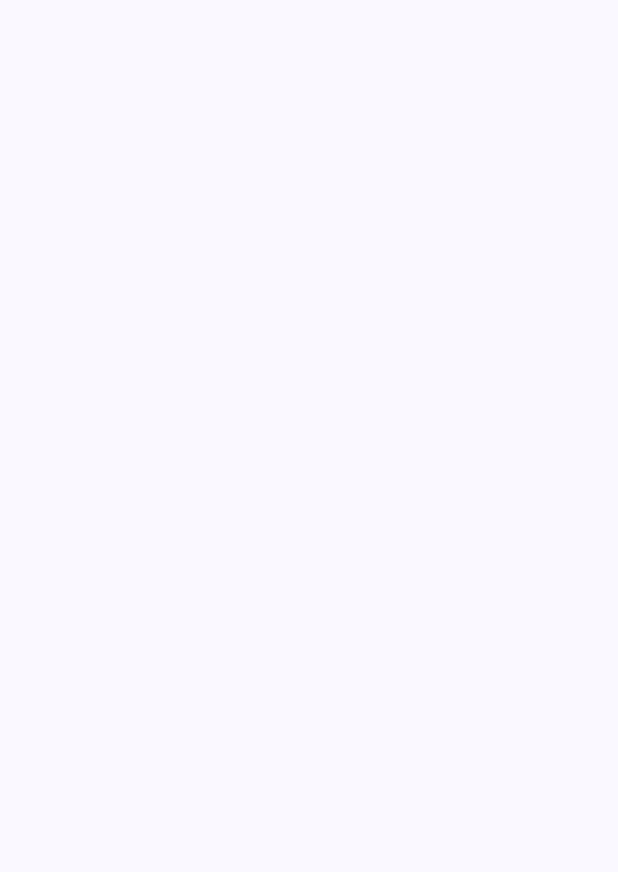
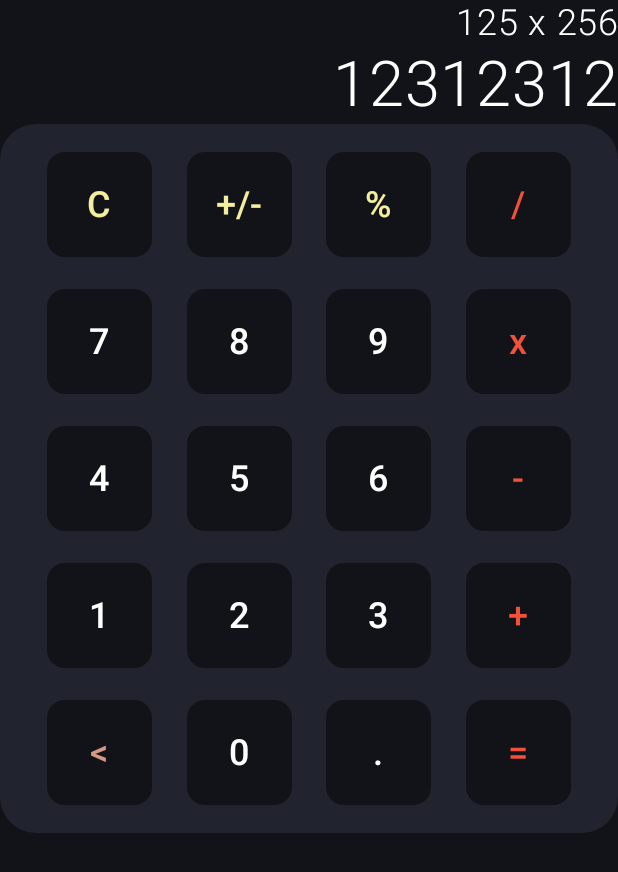
Before and after one commit to DiegoRodriguez3D/Calculadora, an Android app built with Jetpack Compose: the screen it shows after launch (MainActivity), on a phone screen of 412 x 824 dp. Before the commit the part shown is empty. Shown: the top 872 px of the screen. Run offline under Robolectric (Android 15) with nearby library versions, the phone set to English and light mode, and no system bars.

Commit message:
Creacion grid de botones y resultado

```diff
--- a/app/src/main/java/com/diegorb/calculadora/screens/calculadora/components/BotonCalculadora.kt
+++ b/app/src/main/java/com/diegorb/calculadora/screens/calculadora/components/BotonCalculadora.kt
@@ -1,14 +1,13 @@
 package com.diegorb.calculadora
 
-import androidx.compose.foundation.clickable
-import androidx.compose.foundation.layout.Box
+import androidx.compose.foundation.BorderStroke
+import androidx.compose.foundation.layout.PaddingValues
+import androidx.compose.foundation.layout.padding
+import androidx.compose.foundation.layout.size
 import androidx.compose.foundation.shape.RoundedCornerShape
-import androidx.compose.material3.Icon
-import androidx.compose.material3.Text
+import androidx.compose.material3.*
 import androidx.compose.runtime.Composable
-import androidx.compose.ui.Alignment
 import androidx.compose.ui.Modifier
-import androidx.compose.ui.draw.clip
 import androidx.compose.ui.graphics.Color
 import androidx.compose.ui.graphics.vector.ImageVector
 import androidx.compose.ui.unit.dp
@@ -18,24 +17,24 @@ import androidx.compose.ui.unit.sp
 fun BotonCalculadora(
     symbol: String,
     modifier: Modifier,
-    color: Color = Color.White,
+    color: Color = MaterialTheme.colorScheme.onPrimary,
     icon: ImageVector? = null,
-    roundness: Int = 5,
+    roundness: Int = 8,
     onClick: () -> Unit
+) {
+    OutlinedButton(
+        onClick = onClick,
+        shape = RoundedCornerShape(roundness.dp),
+        border = BorderStroke(1.dp, Color.Transparent),
+        contentPadding = PaddingValues(18.dp),
+        colors = ButtonDefaults.buttonColors(MaterialTheme.colorScheme.background),
+        modifier = modifier.padding(5.dp).size(70.dp)
+    ) {
+        if (icon != null) {
+            Icon(imageVector = icon, contentDescription = null, tint = color)
+        } else {
+            Text(text = symbol, fontSize = 24.sp, color = color)
+        }
 
-) {
-    Box(
-        modifier = Modifier
-            .clickable { onClick }
-            .clip(RoundedCornerShape(roundness.dp))
-            .then(modifier) //De esta forma el modifier que pasemos por parametro se aplica a continuación
-        ,
-        contentAlignment = Alignment.Center,
-    ){
-        if(icon != null){
-            Icon(imageVector = icon, contentDescription = null, tint = color)
-        }else{
-            Text(text = symbol, fontSize = 36.sp, color = color)
-        }
     }
 }
--- a/app/src/main/java/com/diegorb/calculadora/screens/calculadora/components/CalculadoraContent.kt
+++ b/app/src/main/java/com/diegorb/calculadora/screens/calculadora/components/CalculadoraContent.kt
@@ -1,12 +1,43 @@
 package com.diegorb.calculadora.screens.calculadora.components
 
+import androidx.compose.foundation.layout.*
+import androidx.compose.foundation.shape.RoundedCornerShape
+import androidx.compose.material3.*
 import androidx.compose.runtime.Composable
+import androidx.compose.ui.Alignment
 import androidx.compose.ui.Modifier
+import androidx.compose.ui.graphics.Color
+import androidx.compose.ui.text.font.FontWeight
+import androidx.compose.ui.text.style.TextAlign
+import androidx.compose.ui.unit.dp
+import androidx.compose.ui.unit.sp
 import com.diegorb.calculadora.screens.calculadora.CalculadoraState
+import com.diegorb.calculadora.ui.theme.FondoCardOscuro
 
+@OptIn(ExperimentalMaterial3Api::class)
 @Composable
-fun CalculadoraContent(state: CalculadoraState, modifier: Modifier = Modifier){
+fun CalculadoraContent(state: CalculadoraState, modifier: Modifier = Modifier) {
+
+    Box(contentAlignment = Alignment.BottomCenter) {
+        Column(
+            modifier = Modifier
+                .fillMaxWidth()
+                .align(Alignment.Center), verticalArrangement = Arrangement.Center
+        ) {
+            PantallaInput(state)
+            Card(
+                modifier = Modifier,
+                colors = CardDefaults.cardColors(FondoCardOscuro),
+                shape = RoundedCornerShape(24.dp)
+            ) {
+                GridBotones()
+            }
+        }
 
 
 
+
+    }
+
+
 }
--- /dev/null
+++ b/app/src/main/java/com/diegorb/calculadora/screens/calculadora/components/Controles.kt
@@ -0,0 +1,8 @@
+package com.diegorb.calculadora.screens.calculadora.components
+
+import androidx.compose.runtime.Composable
+
+@Composable
+fun Controles() {
+
+}
--- /dev/null
+++ b/app/src/main/java/com/diegorb/calculadora/screens/calculadora/components/GridBotones.kt
@@ -0,0 +1,98 @@
+package com.diegorb.calculadora.screens.calculadora.components
+
+import androidx.compose.foundation.layout.*
+import androidx.compose.runtime.Composable
+import androidx.compose.ui.Modifier
+import androidx.compose.ui.graphics.Color
+import androidx.compose.ui.tooling.preview.Preview
+import androidx.compose.ui.unit.dp
+import com.diegorb.calculadora.BotonCalculadora
+import com.diegorb.calculadora.ui.theme.*
+
+val rows = listOf(
+    listOf(
+        BotonTipo("C", ColorBoton.COLOR_ACCION),
+        BotonTipo("+/-", ColorBoton.COLOR_ACCION),
+        BotonTipo("%", ColorBoton.COLOR_ACCION),
+        BotonTipo("/", ColorBoton.COLOR_OPERACION)
+    ),
+    listOf(
+        BotonTipo("7", ColorBoton.COLOR_NUMEROS),
+        BotonTipo("8", ColorBoton.COLOR_NUMEROS),
+        BotonTipo("9", ColorBoton.COLOR_NUMEROS),
+        BotonTipo("x", ColorBoton.COLOR_OPERACION)
+    ),
+    listOf(
+        BotonTipo("4", ColorBoton.COLOR_NUMEROS),
+        BotonTipo("5", ColorBoton.COLOR_NUMEROS),
+        BotonTipo("6", ColorBoton.COLOR_NUMEROS),
+        BotonTipo("-", ColorBoton.COLOR_OPERACION)
+    ),
+    listOf(
+        BotonTipo("1", ColorBoton.COLOR_NUMEROS),
+        BotonTipo("2", ColorBoton.COLOR_NUMEROS),
+        BotonTipo("3", ColorBoton.COLOR_NUMEROS),
+        BotonTipo("+", ColorBoton.COLOR_OPERACION)
+    ),
+    listOf(
+        BotonTipo("<", ColorBoton.COLOR_ESPECIAL),
+        BotonTipo("0", ColorBoton.COLOR_NUMEROS),
+        BotonTipo(".", ColorBoton.COLOR_NUMEROS),
+        BotonTipo("=", ColorBoton.COLOR_OPERACION)
+    )
+)
+
+data class BotonTipo(
+    val text: String,
+    val color: ColorBoton
+)
+
+enum class ColorBoton {
+    COLOR_NUMEROS,
+    COLOR_OPERACION,
+    COLOR_ACCION,
+    COLOR_ESPECIAL
+}
+
+@Composable
+fun GridBotones() {
+    Column(modifier = Modifier.padding(8.dp).fillMaxWidth()) {
+        rows.map {tipoBoton ->
+            RowCalculadora(tipoBoton)
+        }
+    }
+}
+
+@Composable
+fun RowCalculadora(valor: List<BotonTipo>){
+    Row(modifier = Modifier.padding(5.dp).fillMaxWidth(), horizontalArrangement = Arrangement.SpaceEvenly) {
+        valor.map {tipoBoton ->
+            BotonCalculadora(
+                modifier = Modifier,
+                symbol = tipoBoton.text,
+                color = tipoBoton.getTextColor(),
+                roundness = 12
+            ) {
+
+            }
+        }
+    }
+}
+
+private fun BotonTipo.getTextColor(): Color {
+    return when(color){
+        ColorBoton.COLOR_NUMEROS -> {Blanco}
+        ColorBoton.COLOR_ACCION -> {Verde}
+        ColorBoton.COLOR_OPERACION -> {Rojo}
+        ColorBoton.COLOR_ESPECIAL ->{Naranja}
+
+    }
+}
+
+@Preview(showBackground = true, showSystemUi = true)
+@Composable
+fun DefaultPreview(){
+    CalculadoraTheme(darkTheme = true) {
+        GridBotones()
+    }
+}
--- /dev/null
+++ b/app/src/main/java/com/diegorb/calculadora/screens/calculadora/components/PantallaInput.kt
@@ -0,0 +1,44 @@
+package com.diegorb.calculadora.screens.calculadora.components
+
+import androidx.compose.foundation.layout.fillMaxWidth
+import androidx.compose.foundation.layout.padding
+import androidx.compose.material3.MaterialTheme
+import androidx.compose.material3.Text
+import androidx.compose.runtime.Composable
+import androidx.compose.ui.Modifier
+import androidx.compose.ui.graphics.Color
+import androidx.compose.ui.text.font.FontWeight
+import androidx.compose.ui.text.style.TextAlign
+import androidx.compose.ui.unit.dp
+import androidx.compose.ui.unit.sp
+import com.diegorb.calculadora.screens.calculadora.CalculadoraState
+
+@Composable
+fun PantallaInput(state: CalculadoraState) {
+
+    Text(
+        //text = state.numero1 + (state.operacion ?: "") + state.numero2,
+        text = "125 x 256",
+        textAlign = TextAlign.End,
+        modifier = Modifier
+            .fillMaxWidth()
+            .padding(vertical = 1.dp),
+        fontWeight = FontWeight.Light,
+        fontSize = 24.sp,
+        color = Color.White,
+        maxLines = 2
+    )
+    Text(
+        //text = state.numero1 + (state.operacion ?: "") + state.numero2,
+        text = "12312312",
+        textAlign = TextAlign.End,
+        modifier = Modifier
+            .fillMaxWidth()
+            .padding(vertical = 1.dp),
+        fontWeight = FontWeight.Light,
+        fontSize = 42.sp,
+        color = Color.White,
+        maxLines = 2
+    )
+
+}
--- a/app/src/main/java/com/diegorb/calculadora/ui/theme/Color.kt
+++ b/app/src/main/java/com/diegorb/calculadora/ui/theme/Color.kt
@@ -2,10 +2,22 @@ package com.diegorb.calculadora.ui.theme
 
 import androidx.compose.ui.graphics.Color
 
-val Purple80 = Color(0xFFD0BCFF)
-val PurpleGrey80 = Color(0xFFCCC2DC)
+val Purple80 = Color(0xFFFFBCD1)
+val PurpleGrey80 = Color(0xFFDCC2D2)
 val Pink80 = Color(0xFFEFB8C8)
 
 val Purple40 = Color(0xFF6650a4)
 val PurpleGrey40 = Color(0xFF625b71)
 val Pink40 = Color(0xFF7D5260)
+
+//Fondo
+val FondoOscuro = Color(0xFF21232F)
+val FondoClaro = Color(0xFFFEFEFE)
+
+//Botones
+val Verde = Color(0xFFF3EF9E)
+val Naranja = Color(0xFFD89785)
+val Rojo = Color(0xFFF1503B)
+val Blanco = Color(0xFFFEFEFE)
+val FondoCardOscuro = Color(0xFF21232F)
+val FondoCardClaro = Color(0xFFF5F5F5)
--- a/app/src/main/java/com/diegorb/calculadora/ui/theme/Theme.kt
+++ b/app/src/main/java/com/diegorb/calculadora/ui/theme/Theme.kt
@@ -10,21 +10,25 @@ import androidx.compose.material3.dynamicLightColorScheme
 import androidx.compose.material3.lightColorScheme
 import androidx.compose.runtime.Composable
 import androidx.compose.runtime.SideEffect
+import androidx.compose.ui.graphics.Color
 import androidx.compose.ui.graphics.toArgb
 import androidx.compose.ui.platform.LocalContext
 import androidx.compose.ui.platform.LocalView
 import androidx.core.view.ViewCompat
 
 private val DarkColorScheme = darkColorScheme(
-    primary = Purple80,
-    secondary = PurpleGrey80,
-    tertiary = Pink80
+    primary = FondoCardOscuro,
+    secondary = FondoCardOscuro,
+    tertiary = Color.White,
+    background = FondoOscuro,
 )
 
 private val LightColorScheme = lightColorScheme(
-    primary = Purple40,
-    secondary = PurpleGrey40,
-    tertiary = Pink40
+    primary = FondoCardClaro,
+    secondary = FondoCardClaro,
+    tertiary = Color.Black,
+    background = FondoClaro,
+
 
     /* Other default colors to override
     background = Color(0xFFFFFBFE),
@@ -39,7 +43,7 @@ private val LightColorScheme = lightColorScheme(
 
 @Composable
 fun CalculadoraTheme(
-    darkTheme: Boolean = isSystemInDarkTheme(),
+    darkTheme: Boolean = true,
     // Dynamic color is available on Android 12+
     dynamicColor: Boolean = true,
     content: @Composable () -> Unit
```
